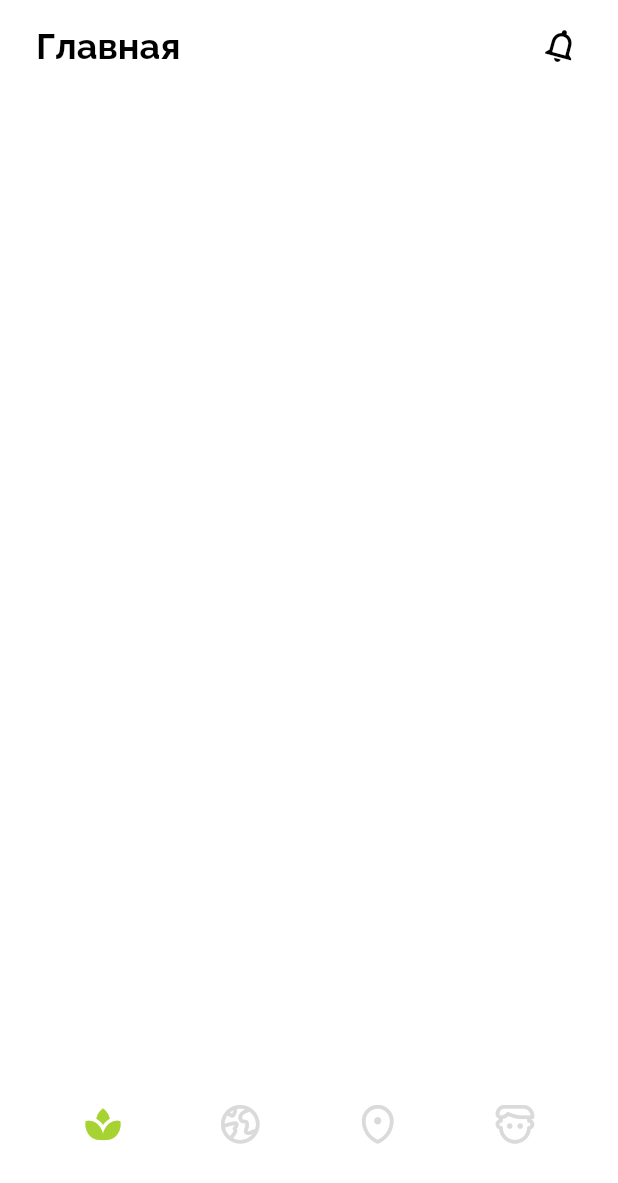
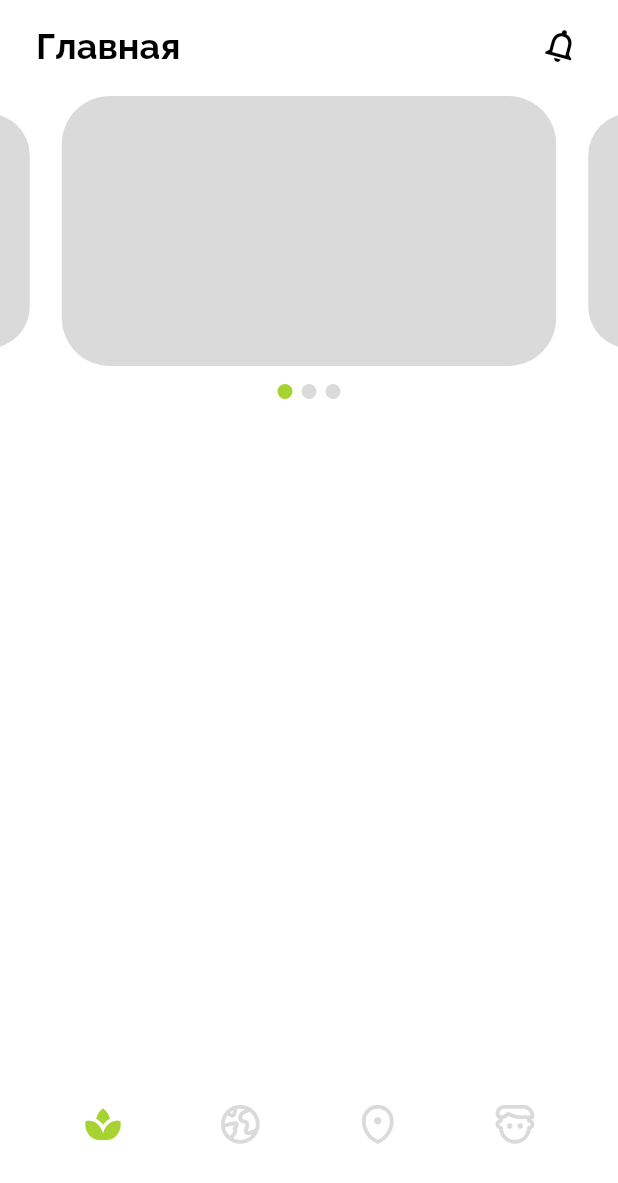
Before and after one commit to devcat37/treearth, a Flutter app: the screen it shows after launch, on a phone screen of 412 x 824 dp. Shown: the top 1183 px of the screen. Run offline on Flutter 3.47's test engine with Material 2 defaults, Android fonts, the phone set to English and light mode, and no system bars; drawn by our look-alikes of carousel_slider; our stand-ins replace flutter_svg.

Commit message:
Баннеры на главной странице

```diff
--- /dev/null
+++ b/lib/domain/banner/tree_banner.dart
@@ -0,0 +1 @@
+class TreeBanner {}
--- a/lib/internal/utils/infrastructure.dart
+++ b/lib/internal/utils/infrastructure.dart
@@ -12,12 +12,15 @@ const lightPurpleColor = Color(0xFFB66DFF);
 
 const semiDarkGreenColor = Color(0xFF8BB72D);
 
+const darkGreyColor = Color(0xFF5D5A58);
+
 const greenGradient1 = [lightGreenColor, semiDarkGreenColor];
 
 // Paddings.
 const sidePadding = sidePadding24;
 const sidePadding6 = 6.0;
 const sidePadding8 = 8.0;
+const sidePadding10 = 10.0;
 const sidePadding12 = 12.0;
 const sidePadding16 = 16.0;
 const sidePadding18 = 18.0;
@@ -32,5 +35,6 @@ final borderRadius32 = BorderRadius.circular(32.0);
 const radiusCircular32 = Radius.circular(32.0);
 
 // Durations.
+const defaultAnimationDuration = Duration(milliseconds: 250);
 const halfASecond = Duration(milliseconds: 500);
 const aSecond = Duration(seconds: 1);
--- /dev/null
+++ b/lib/presentation/global/carousel_progress/carousel_progress.dart
@@ -0,0 +1,49 @@
+// Flutter imports:
+import 'package:flutter/material.dart';
+
+// Project imports:
+import 'package:treearth/internal/utils/infrastructure.dart';
+
+class CarouselProgress extends StatelessWidget {
+  const CarouselProgress({
+    Key? key,
+    required this.pagesCount,
+    required this.currentPage,
+  }) : super(key: key);
+
+  static const defaultSize = 10.0;
+
+  final int pagesCount;
+  final int currentPage;
+
+  Widget _buildProgressCircle(BuildContext context, {bool isActive = false}) {
+    return AnimatedContainer(
+      duration: defaultAnimationDuration,
+      height: defaultSize,
+      width: defaultSize,
+      decoration: BoxDecoration(
+        color: isActive ? lightGreenColor : lightGreyColor,
+        shape: BoxShape.circle,
+      ),
+    );
+  }
+
+  @override
+  Widget build(BuildContext context) {
+    return Row(
+      mainAxisAlignment: MainAxisAlignment.center,
+      children: List.generate(pagesCount, (index) {
+        final isActive = index == currentPage;
+
+        if (index != pagesCount - 1)
+          return Row(
+            children: [
+              _buildProgressCircle(context, isActive: isActive),
+              const SizedBox(width: sidePadding6),
+            ],
+          );
+        return _buildProgressCircle(context, isActive: isActive);
+      }),
+    );
+  }
+}
--- a/lib/presentation/pages/main_page/main_page_view.dart
+++ b/lib/presentation/pages/main_page/main_page_view.dart
@@ -7,6 +7,8 @@ import 'package:treearth/internal/utils/infrastructure.dart';
 import 'package:treearth/presentation/global/app_bar/tree_app_bar.dart';
 import 'package:treearth/presentation/global/icons/tree_icon.dart';
 import 'package:treearth/presentation/global/icons/tree_icons.dart';
+import 'package:treearth/presentation/widgets/main_page/banners/tree_banner_widget.dart';
+import 'package:treearth/presentation/widgets/main_page/banners/tree_banners.dart';
 
 class MainPageView extends StatefulWidget {
   const MainPageView({Key? key}) : super(key: key);
@@ -40,6 +42,22 @@ class _MainPageViewState extends State<MainPageView> {
           _buildNotificationsButton(context),
         ],
       ),
+      body: SingleChildScrollView(
+        child: Container(
+          child: Column(
+            children: [
+              const SizedBox(height: sidePadding8),
+              TreeBanners(
+                banners: [
+                  TreeBannerWidget(),
+                  TreeBannerWidget(),
+                  TreeBannerWidget(),
+                ],
+              ),
+            ],
+          ),
+        ),
+      ),
     );
   }
 }
--- /dev/null
+++ b/lib/presentation/widgets/main_page/banners/tree_banner_widget.dart
@@ -0,0 +1,23 @@
+// Flutter imports:
+import 'package:flutter/material.dart';
+
+// Project imports:
+import 'package:treearth/internal/utils/infrastructure.dart';
+
+class TreeBannerWidget extends StatelessWidget {
+  const TreeBannerWidget({Key? key}) : super(key: key);
+
+  static const defaultBannerHeight = 180.0;
+
+  @override
+  Widget build(BuildContext context) {
+    return Container(
+      height: TreeBannerWidget.defaultBannerHeight,
+      width: MediaQuery.of(context).size.width,
+      decoration: BoxDecoration(
+        color: lightGreyColor,
+        borderRadius: borderRadius32,
+      ),
+    );
+  }
+}
--- /dev/null
+++ b/lib/presentation/widgets/main_page/banners/tree_banners.dart
@@ -0,0 +1,58 @@
+// Flutter imports:
+import 'package:flutter/material.dart';
+
+// Package imports:
+import 'package:carousel_slider/carousel_slider.dart';
+
+// Project imports:
+import 'package:treearth/domain/banner/tree_banner.dart';
+import 'package:treearth/internal/utils/infrastructure.dart';
+import 'package:treearth/presentation/global/carousel_progress/carousel_progress.dart';
+import 'package:treearth/presentation/widgets/main_page/banners/tree_banner_widget.dart';
+
+class TreeBanners extends StatefulWidget {
+  const TreeBanners({
+    Key? key,
+    required this.banners,
+  }) : super(key: key);
+
+  final List<TreeBannerWidget> banners;
+
+  @override
+  State<TreeBanners> createState() => _TreeBannersState();
+}
+
+class _TreeBannersState extends State<TreeBanners> {
+  int _currentIndex = 0;
+
+  @override
+  Widget build(BuildContext context) {
+    return Container(
+      width: MediaQuery.of(context).size.width,
+      height: TreeBannerWidget.defaultBannerHeight + sidePadding12 + sidePadding10,
+      child: Column(
+        children: [
+          CarouselSlider(
+            items: widget.banners,
+            options: CarouselOptions(
+                height: TreeBannerWidget.defaultBannerHeight,
+                autoPlay: true,
+                enlargeCenterPage: true,
+
+                // Callback при смене элемента в carousel.
+                onPageChanged: (index, _) {
+                  setState(() {
+                    _currentIndex = index;
+                  });
+                }),
+          ),
+          const SizedBox(height: sidePadding12),
+          CarouselProgress(
+            pagesCount: widget.banners.length,
+            currentPage: _currentIndex,
+          ),
+        ],
+      ),
+    );
+  }
+}
--- a/pubspec.yaml
+++ b/pubspec.yaml
@@ -27,6 +27,7 @@ environment:
 # the latest version available on pub.dev. To see which dependencies have newer
 # versions available, run `flutter pub outdated`.
 dependencies:
+  carousel_slider: ^4.0.0
   cupertino_icons: ^1.0.2
 
   flutter:
```
Also changed, not shown: pubspec.lock.
